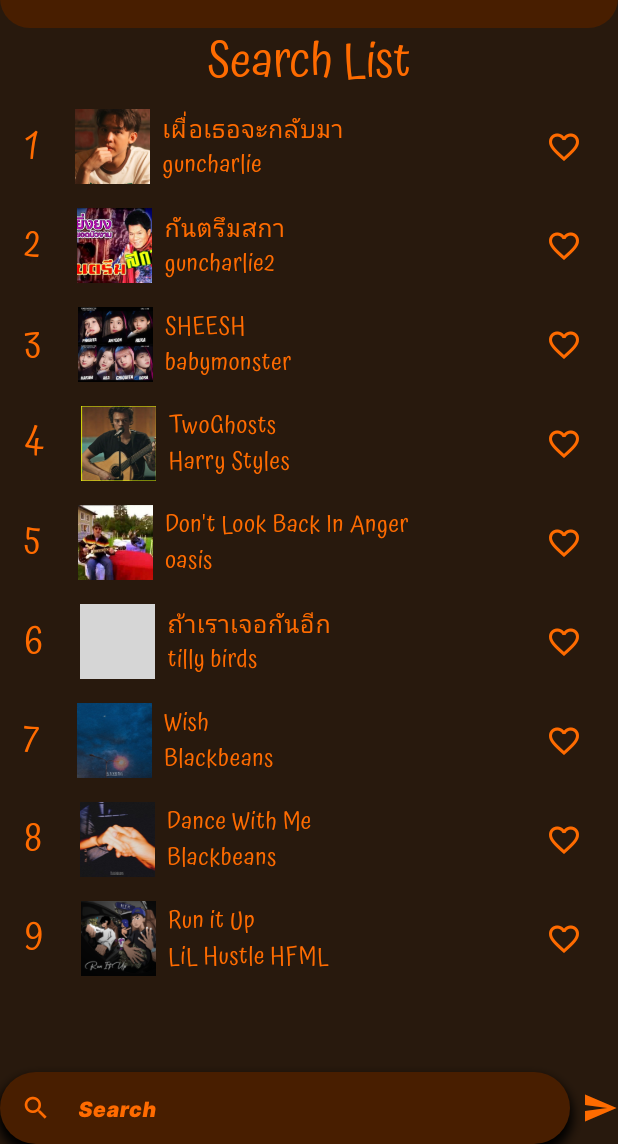
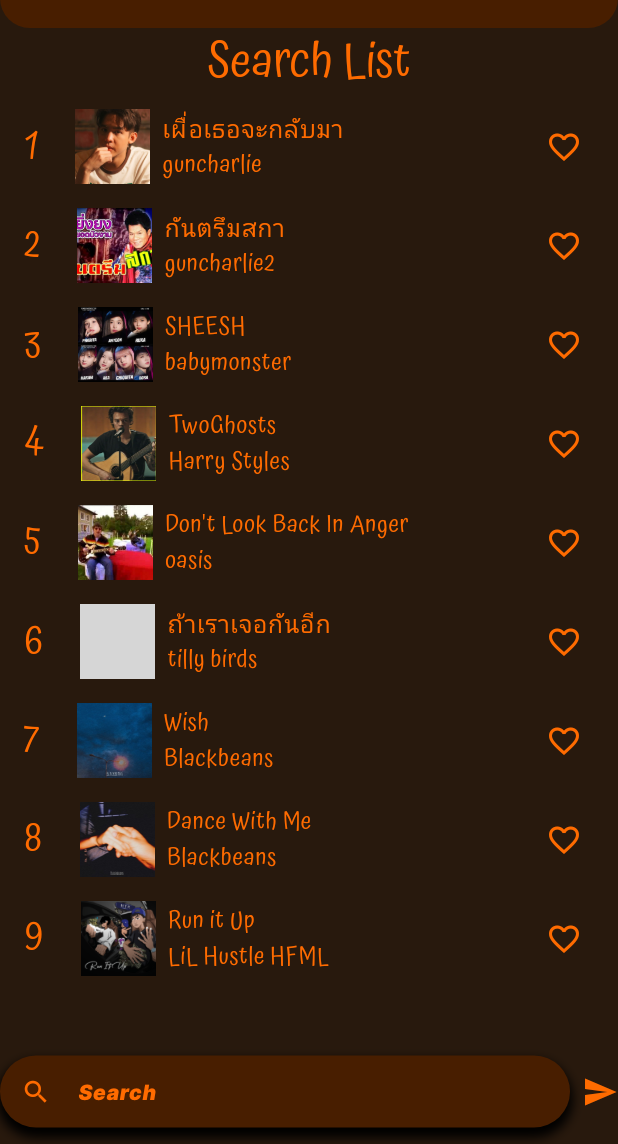
Before and after one commit to Ritticon/chatmusicapp, a Flutter app: the searchMusic screen opened by its route, on a phone screen of 412 x 824 dp, the part 92-1236 px from its top. Run offline on Flutter 3.47's test engine with Material 3 defaults, Android fonts, the light colour scheme and no system bars; our stand-ins replace audioplayers, cloud_firestore, firebase_auth, firebase_core, firebase_storage, form_field_validator and 4 more; missing offline and left inert: dart:ffi, marquee_widget, rolling_bottom_bar; accounts and stored records are empty; grey boxes are pictures that could not be loaded.

Commit message:
Fix UI SearchBox

```diff
--- a/lib/page/searchMusic.dart
+++ b/lib/page/searchMusic.dart
@@ -52,7 +52,7 @@
               final List<Song> playlist = value.playlist;
               final currentSong = playlist[value.currentSongIndex ?? 0];
               return GestureDetector(
-                onTap: (){
+                onTap: () {
                   goToSong(playlist.indexOf(currentSong));
                 },
                 child: Column(
@@ -139,7 +139,10 @@
                 itemCount: playlistProvider.playlist.length,
                 itemBuilder: (context, index) {
                   final Song song = playlistProvider.playlist[index];
-                  if (songname.isEmpty || song.songName.toLowerCase().contains(songname.toLowerCase())) {
+                  if (songname.isEmpty ||
+                      song.songName
+                          .toLowerCase()
+                          .contains(songname.toLowerCase())) {
                     return ListTile(
                       title: Row(
                         children: [
@@ -194,9 +197,8 @@
                           song.isFavorite
                               ? Icons.favorite
                               : Icons.favorite_border,
-                          color: song.isFavorite
-                              ? Colors.red
-                              : Color(0xFFFF6B00),
+                          color:
+                              song.isFavorite ? Colors.red : Color(0xFFFF6B00),
                         ),
                       ),
                       onTap: () {
@@ -214,7 +216,9 @@
               ),
             ),
             // Row ที่มีช่องค้นหาและปุ่มส่ง
-            Row(
+            Container(
+              height: 70, // เพิ่มความสูงให้ Row
+              child: Row(
                 children: [
                   Expanded(
                     child: Container(
@@ -268,6 +272,7 @@
                   ),
                 ],
               ),
+            ),
           ],
         ),
       ),
```
Lines whose indentation alone changed are shown as unchanged.
